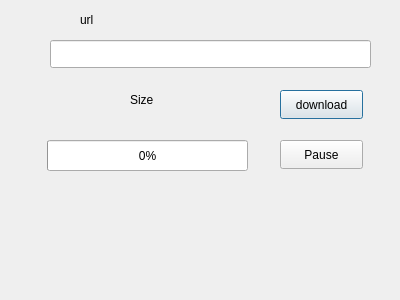
Qt form src/downloadwindow.ui (Abhinav-kodes/Download-Manager) before a commit.
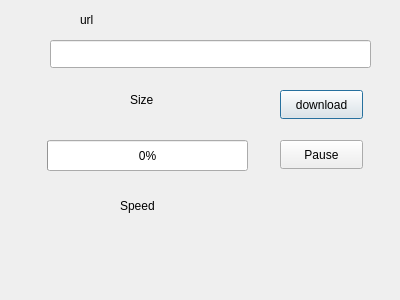
The same form after that commit.

Commit message: Added download speed

```diff
--- a/src/downloadwindow.ui
+++ b/src/downloadwindow.ui
@@ -88,6 +88,19 @@
     <string>Size</string>
    </property>
   </widget>
+  <widget class="QLabel" name="speedLabel">
+   <property name="geometry">
+    <rect>
+     <x>120</x>
+     <y>190</y>
+     <width>101</width>
+     <height>31</height>
+    </rect>
+   </property>
+   <property name="text">
+    <string>Speed</string>
+   </property>
+  </widget>
  </widget>
  <resources/>
  <connections/>
```
The commit also changes 7 other files.
